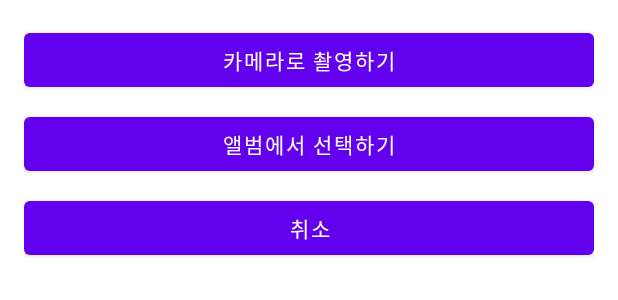
After one commit to WASH-Wrong-Answer-Strorage-Hub/Wash-Android, an Android app: the layout note_bottom_sheet_options.xml on its own in the app's theme, with its tools: preview values and no code run, on a phone screen of 412 x 824 dp. The commit adds this screen. Shown: the top 300 px of the screen. Run offline under Robolectric (Android 15) with nearby library versions, the phone set to English and light mode, and no system bars.

Commit message:
[FEAT] bottom nav 클릭 시 dialog 추가 #3
MainActivity의 bottom nav 에서 노트 추가 아이콘 클릭 시 NoteOptionsBottomSheet 로 이동

```diff
--- /dev/null
+++ b/app/src/main/res/layout/note_bottom_sheet_options.xml
@@ -0,0 +1,28 @@
+<?xml version="1.0" encoding="utf-8"?>
+<LinearLayout xmlns:android="http://schemas.android.com/apk/res/android"
+    xmlns:app="http://schemas.android.com/apk/res-auto"
+    android:layout_width="match_parent"
+    android:layout_height="wrap_content"
+    android:orientation="vertical"
+    android:padding="16dp">
+
+    <Button
+        android:id="@+id/button_camera"
+        android:layout_width="match_parent"
+        android:layout_height="wrap_content"
+        android:text="카메라로 촬영하기" />
+
+    <Button
+        android:id="@+id/button_gallery"
+        android:layout_width="match_parent"
+        android:layout_height="wrap_content"
+        android:text="앨범에서 선택하기"
+        android:layout_marginTop="8dp" />
+
+    <Button
+        android:id="@+id/button_cancel"
+        android:layout_width="match_parent"
+        android:layout_height="wrap_content"
+        android:text="취소"
+        android:layout_marginTop="8dp" />
+</LinearLayout>
```
Also changed, not shown: app/src/main/java/com/wash/washandroid/presentation/base/MainActivity.kt (+21 -2 lines), app/src/main/java/com/wash/washandroid/presentation/fragment/note/NoteOptionsBottomSheet.kt (added, +52 -0 lines), app/src/main/res/values/styles.xml (added, +7 -0 lines).
